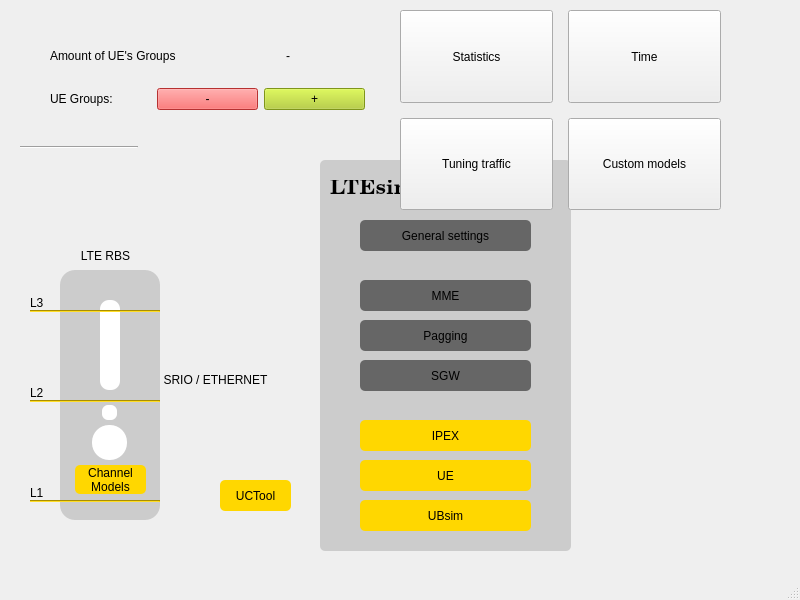
Qt form LTEsimGeneratorGUI/Ui/Windows/trafficmap.ui (moniss23/junit4) before a commit.
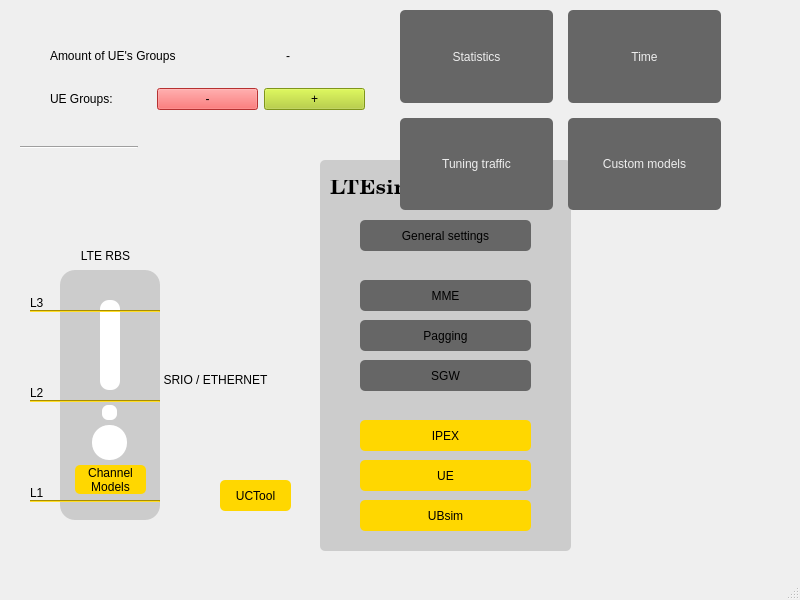
The same form after that commit. Icons and pictures are not drawn.

Patch:
```diff
--- a/LTEsimGeneratorGUI/Ui/Windows/trafficmap.ui
+++ b/LTEsimGeneratorGUI/Ui/Windows/trafficmap.ui
@@ -798,6 +798,18 @@
          <verstretch>0</verstretch>
         </sizepolicy>
        </property>
+       <property name="styleSheet">
+        <string notr="true">QPushButton#statisticsButton { 
+	color: #eee;
+	border-radius:5px;
+	border-color: #eee;
+	background-color:#666666;
+}
+QPushButton#statisticsButton:hover:!pressed{
+	color: #000;
+	background-color:#ffd700;
+}</string>
+       </property>
        <property name="text">
         <string>Statistics</string>
        </property>
@@ -811,6 +823,18 @@
          <verstretch>0</verstretch>
         </sizepolicy>
        </property>
+       <property name="styleSheet">
+        <string notr="true">QPushButton#timeButton { 
+	color: #eee;
+	border-radius:5px;
+	border-color: #eee;
+	background-color:#666666;
+}
+QPushButton#timeButton:hover:!pressed{
+	color: #000;
+	background-color:#ffd700;
+}</string>
+       </property>
        <property name="text">
         <string>Time</string>
        </property>
@@ -824,6 +848,18 @@
          <verstretch>0</verstretch>
         </sizepolicy>
        </property>
+       <property name="styleSheet">
+        <string notr="true">QPushButton#tunningTrafficButton { 
+	color: #eee;
+	border-radius:5px;
+	border-color: #eee;
+	background-color:#666666;
+}
+QPushButton#tunningTrafficButton:hover:!pressed{
+	color: #000;
+	background-color:#ffd700;
+}</string>
+       </property>
        <property name="text">
         <string>Tuning traffic</string>
        </property>
@@ -837,6 +873,18 @@
          <verstretch>0</verstretch>
         </sizepolicy>
        </property>
+       <property name="styleSheet">
+        <string notr="true">QPushButton#pushButton { 
+	color: #eee;
+	border-radius:5px;
+	border-color: #eee;
+	background-color:#666666;
+}
+QPushButton#pushButton:hover:!pressed{
+	color: #000;
+	background-color:#ffd700;
+}</string>
+       </property>
        <property name="text">
         <string>Custom models</string>
        </property>
```
